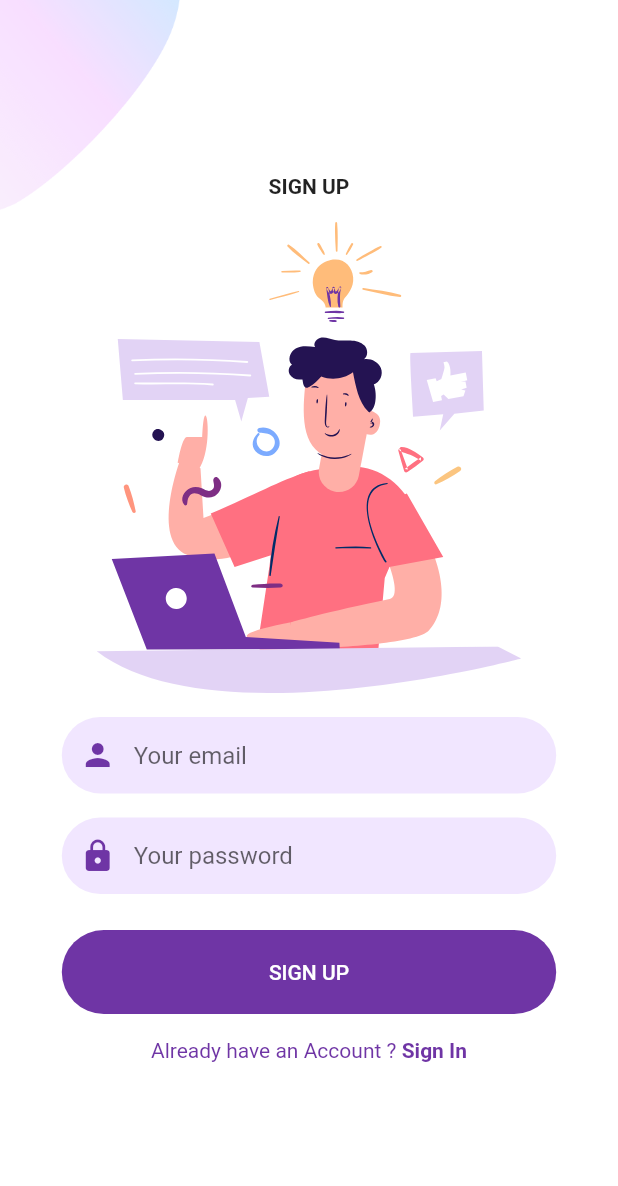
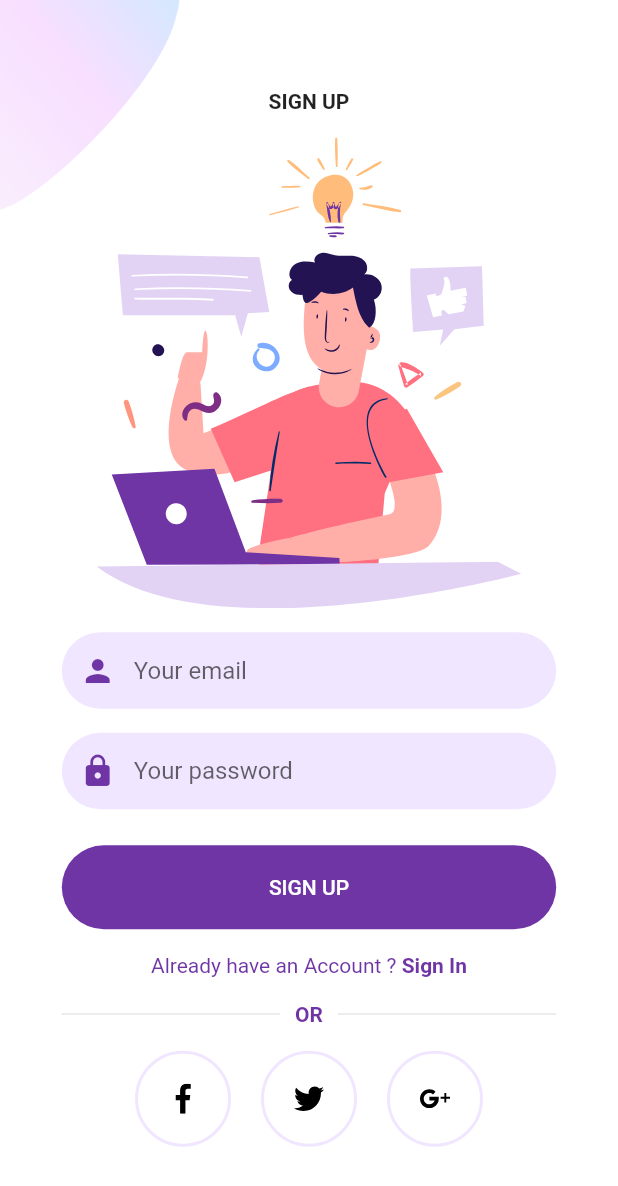
Before and after one commit to Juiceyyyy/UniPay, a Flutter app: the Background screen opened directly, after a tap on "Sign Up", on a phone screen of 412 x 824 dp. Shown: the top 1186 px of the screen. Run offline on Flutter 3.47's test engine with Material 2 defaults, Android fonts, the phone set to English and light mode, and no system bars; our stand-ins replace firebase_auth, firebase_core, flutter_svg, google_sign_in; accounts and stored records are empty.

Commit message:
Google sign in

```diff
--- a/lib/Screens/Signup/components/socal_sign_up.dart
+++ b/lib/Screens/Signup/components/socal_sign_up.dart
@@ -1,36 +1,67 @@
-// import 'package:flutter/material.dart';
+import 'package:flutter/cupertino.dart';
+import 'package:flutter/material.dart';
+import 'package:firebase_auth/firebase_auth.dart';
+import 'package:google_sign_in/google_sign_in.dart';
+import '../../../screens/Signup/components/or_divider.dart';
+import '../../../screens/Signup/components/social_icon.dart';
 
-// import '../../../screens/Signup/components/or_divider.dart';
-// import '../../../screens/Signup/components/social_icon.dart';
+class SocalSignUp extends StatelessWidget {
+   const SocalSignUp({
+    Key? key,
+  }) : super(key: key);
 
-// class SocalSignUp extends StatelessWidget {
-//   const SocalSignUp({
-//     Key? key,
-//   }) : super(key: key);
+  void updateGoogleSignInClientId() {
+    const String clientId = '952786014191-4babja8nujkbdub2rgj9ej8fq10vboss.apps.googleusercontent.com';
 
-//   @override
-//   Widget build(BuildContext context) {
-//     return Column(
-//       children: [
-//         const OrDivider(),
-//         Row(
-//           mainAxisAlignment: MainAxisAlignment.center,
-//           children: <Widget>[
-//             SocalIcon(
-//               iconSrc: "assets/icons/facebook.svg",
-//               press: () {},
-//             ),
-//             SocalIcon(
-//               iconSrc: "assets/icons/twitter.svg",
-//               press: () {},
-//             ),
-//             SocalIcon(
-//               iconSrc: "assets/icons/google-plus.svg",
-//               press: () {},
-//             ),
-//           ],
-//         ),
-//       ],
-//     );
-//   }
-// }
+  }
+
+  Future<void> _handleGoogleSignIn() async {
+    try {
+      final GoogleSignInAccount? googleUser = await GoogleSignIn(scopes: ['email']).signIn(); // Specify the desired scopes
+      final GoogleSignInAuthentication googleAuth = await googleUser!.authentication;
+      final AuthCredential credential = GoogleAuthProvider.credential(
+        accessToken: googleAuth.accessToken,
+        idToken: googleAuth.idToken,
+      );
+      final UserCredential authResult = await FirebaseAuth.instance.signInWithCredential(credential);
+
+      // Check if the user is signed in
+      if (authResult.user != null) {
+        // Navigate to the next screen or perform any other action
+      }
+    } catch (e) {
+      // Handle errors (e.g., if the user cancels the sign-in)
+      print("Error signing in with Google: $e");
+    }
+  }
+
+  @override
+  Widget build(BuildContext context) {
+    return Column(
+      children: [
+        const OrDivider(),
+        Row(
+          mainAxisAlignment: MainAxisAlignment.center,
+          children: <Widget>[
+            SocalIcon(
+              iconSrc: "assets/icons/facebook.svg",
+              press: () {
+                // Implement Facebook Sign-In here
+              },
+            ),
+            SocalIcon(
+              iconSrc: "assets/icons/twitter.svg",
+              press: () {
+                // Implement Twitter Sign-In here
+              },
+            ),
+            SocalIcon(
+              iconSrc: "assets/icons/google-plus.svg",
+              press: _handleGoogleSignIn,
+            ),
+          ],
+        ),
+      ],
+    );
+  }
+}
--- a/lib/Screens/Signup/signup_screen.dart
+++ b/lib/Screens/Signup/signup_screen.dart
@@ -11,26 +11,26 @@ class SignUpScreen extends StatelessWidget {
 
   @override
   Widget build(BuildContext context) {
-    return const Background(
+    return  Background(
       child: SingleChildScrollView(
         child: Responsive(
           mobile: MobileSignupScreen(),
           desktop: Row(
             children: [
-              Expanded(
+              const Expanded(
                 child: SignUpScreenTopImage(),
               ),
               Expanded(
                 child: Column(
                   mainAxisAlignment: MainAxisAlignment.center,
                   children: [
-                    SizedBox(
+                    const SizedBox(
                       width: 450,
                       child: SignUpForm(),
                     ),
-                    SizedBox(height: defaultPadding / 2),
-                    // SocalSignUp()
-                  ],
+                    SizedBox(height: defaultPadding / 2,
+                    child: SocalSignUp()
+                    )],
                 ),
               )
             ],
@@ -48,7 +48,7 @@ class MobileSignupScreen extends StatelessWidget {
 
   @override
   Widget build(BuildContext context) {
-    return const Column(
+    return Column(
       mainAxisAlignment: MainAxisAlignment.center,
       children: <Widget>[
         SignUpScreenTopImage(),
@@ -62,7 +62,7 @@ class MobileSignupScreen extends StatelessWidget {
             Spacer(),
           ],
         ),
-        // const SocalSignUp()
+        SocalSignUp()
       ],
     );
   }
--- a/lib/Screens/Welcome/welcome_screen.dart
+++ b/lib/Screens/Welcome/welcome_screen.dart
@@ -7,6 +7,7 @@ import 'components/welcome_image.dart';
 
 class WelcomeScreen extends StatelessWidget {
   const WelcomeScreen({Key? key}) : super(key: key);
+
 
   @override
   Widget build(BuildContext context) {
--- a/lib/main.dart
+++ b/lib/main.dart
@@ -1,5 +1,4 @@
 import 'package:firebase_core/firebase_core.dart';
-import "package:firebase_auth/firebase_auth.dart";
 import 'package:flutter/material.dart';
 import 'package:unipay/Screens/Welcome/welcome_screen.dart';
 import 'package:unipay/constants.dart';
@@ -12,6 +11,8 @@ void main() async {
   );
   runApp(const MyApp());
 }
+
+
 
 class MyApp extends StatelessWidget {
   const MyApp({Key? key}) : super(key: key);
--- a/pubspec.yaml
+++ b/pubspec.yaml
@@ -38,6 +38,10 @@ dependencies:
   firebase_core: ^2.17.0
   firebase_auth: ^4.10.1
   flutter_svg: ^2.0.7
+  google_sign_in: ^6.1.5
+  google_sign_in_web: ^0.12.0+5
+  googleapis: ^11.4.0
+  googleapis_auth: ^1.4.1
   curved_navigation_bar: ^1.0.3
 
 dev_dependencies:
@@ -49,7 +53,7 @@ dev_dependencies:
   # activated in the `analysis_options.yaml` file located at the root of your
   # package. See that file for information about deactivating specific lint
   # rules and activating additional ones.
-  flutter_lints: ^2.0.0
+  flutter_lints: ^2.0.3
 
 # For information on the generic Dart part of this file, see the
 # following page: https://dart.dev/tools/pub/pubspec
```
Also changed, not shown: pubspec.lock, 7 other files.
